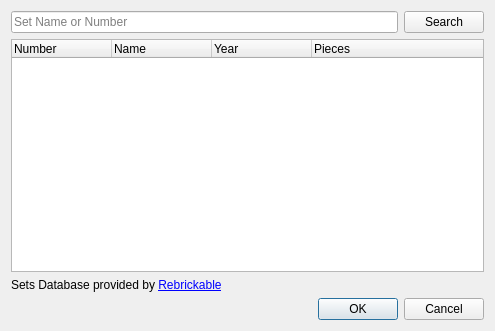
Above: common/lc_setsdatabasedialog.ui from nathaneltitane/studworx before the change. Below: the same form after it.
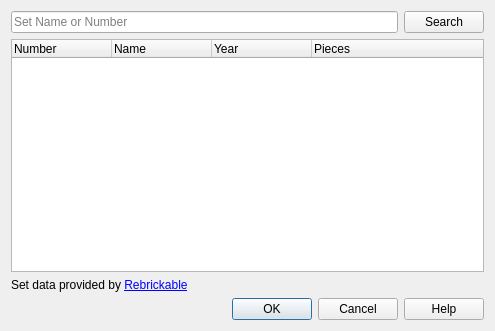
That is the form after the change.

Commit message: Add help for minifigures, palettes, and inventory imports

```diff
--- a/common/lc_setsdatabasedialog.ui
+++ b/common/lc_setsdatabasedialog.ui
@@ -71,7 +71,7 @@
    <item>
     <widget class="QLabel" name="label">
      <property name="text">
-      <string>Sets Database provided by &lt;a href=&quot;https://www.rebrickable.com&quot;&gt;Rebrickable&lt;/a&gt;</string>
+      <string>Set data provided by &lt;a href=&quot;https://www.rebrickable.com&quot;&gt;Rebrickable&lt;/a&gt;</string>
      </property>
      <property name="openExternalLinks">
       <bool>true</bool>
@@ -84,7 +84,7 @@
       <enum>Qt::Horizontal</enum>
      </property>
      <property name="standardButtons">
-      <set>QDialogButtonBox::Cancel|QDialogButtonBox::Ok</set>
+      <set>QDialogButtonBox::Cancel|QDialogButtonBox::Help|QDialogButtonBox::Ok</set>
      </property>
     </widget>
    </item>
```
Left out of the diff: 26 changed lines with no effect on the pictures. The commit also changes 13 other files.
